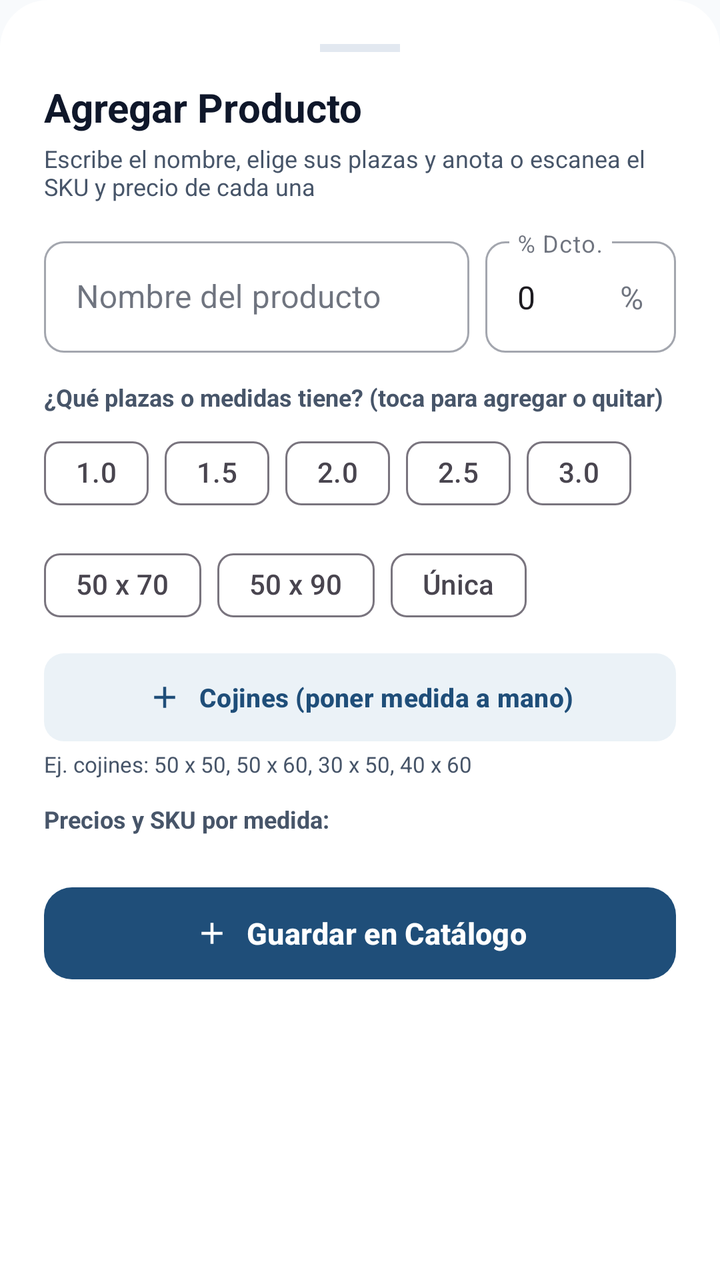
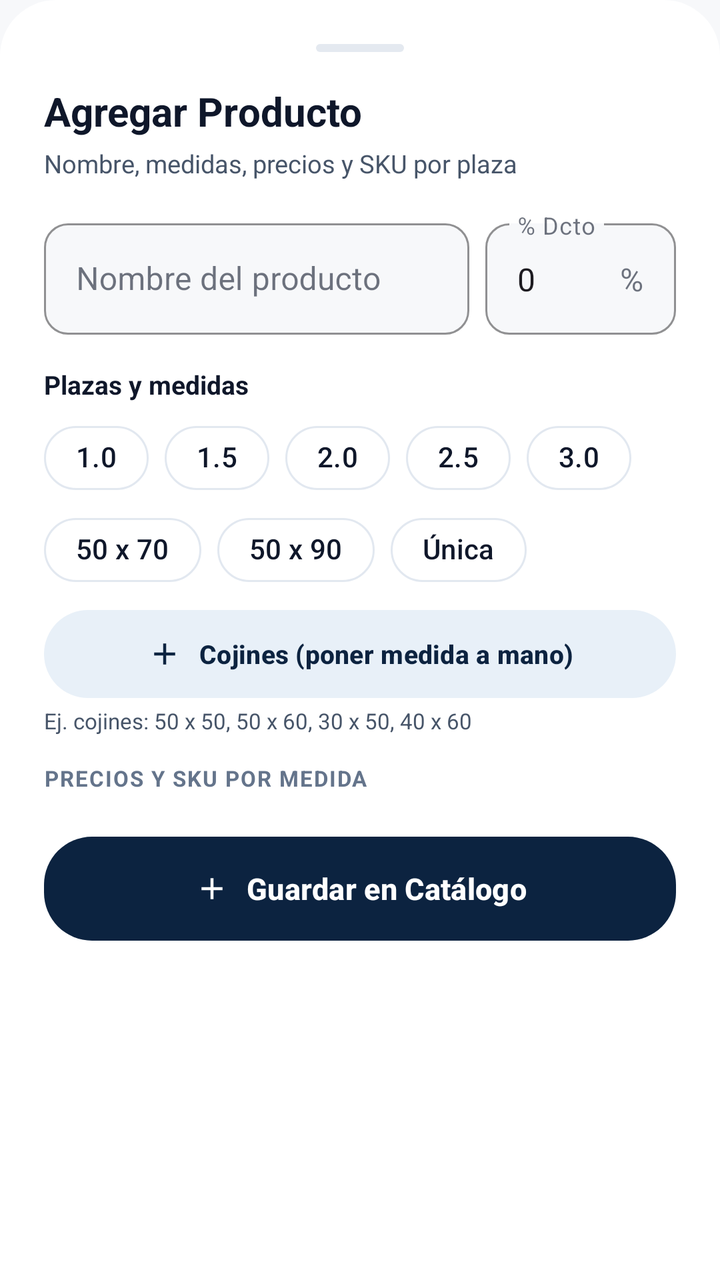

Two renders of the same Android screen: before a commit and after it. Below are the layout's source before the change and the commit's diff.
<!-- AndroidManifest.xml: application theme Theme.Cannon -->
<!-- res/layout/dialog_add_product.xml -->
<?xml version="1.0" encoding="utf-8"?>
<androidx.core.widget.NestedScrollView xmlns:android="http://schemas.android.com/apk/res/android"
    xmlns:app="http://schemas.android.com/apk/res-auto"
    android:layout_width="match_parent"
    android:layout_height="wrap_content"
    android:background="@drawable/bg_bottom_sheet"
    android:fillViewport="true">

    <LinearLayout
        android:layout_width="match_parent"
        android:layout_height="wrap_content"
        android:orientation="vertical"
        android:padding="22dp">

        <View
            android:layout_width="40dp"
            android:layout_height="4dp"
            android:layout_gravity="center_horizontal"
            android:layout_marginBottom="14dp"
            android:background="@color/divider" />

        <TextView
            android:id="@+id/tvDialogTitulo"
            android:layout_width="wrap_content"
            android:layout_height="wrap_content"
            android:text="Agregar Producto"
            android:textColor="@color/text_primary"
            android:textSize="20sp"
            android:textStyle="bold" />

        <TextView
            android:id="@+id/tvDialogSubtitulo"
            android:layout_width="wrap_content"
            android:layout_height="wrap_content"
            android:layout_marginTop="4dp"
            android:layout_marginBottom="14dp"
            android:text="Escribe el nombre, elige sus plazas y anota o escanea el SKU y precio de cada una"
            android:textColor="@color/text_secondary"
            android:textSize="12sp" />

        
        <LinearLayout
            android:layout_width="match_parent"
            android:layout_height="wrap_content"
            android:layout_marginBottom="14dp"
            android:orientation="horizontal">

            <com.google.android.material.textfield.TextInputLayout
                android:id="@+id/tilDialogNombre"
                style="@style/Widget.MaterialComponents.TextInputLayout.OutlinedBox"
                android:layout_width="0dp"
                android:layout_height="wrap_content"
                android:layout_marginEnd="8dp"
                android:layout_weight="1.45"
                android:hint="Nombre del producto"
                app:boxCornerRadiusBottomEnd="10dp"
                app:boxCornerRadiusBottomStart="10dp"
                app:boxCornerRadiusTopEnd="10dp"
                app:boxCornerRadiusTopStart="10dp">

                <com.google.android.material.textfield.TextInputEditText
                    android:id="@+id/etDialogNombre"
                    android:layout_width="match_parent"
                    android:layout_height="wrap_content"
                    android:inputType="textCapWords" />
            </com.google.android.material.textfield.TextInputLayout>

            <com.google.android.material.textfield.TextInputLayout
                android:id="@+id/tilDialogDescuento"
                style="@style/Widget.MaterialComponents.TextInputLayout.OutlinedBox"
                android:layout_width="0dp"
                android:layout_height="wrap_content"
                android:layout_weight="0.65"
                android:hint="% Dcto."
                app:boxCornerRadiusBottomEnd="10dp"
                app:boxCornerRadiusBottomStart="10dp"
                app:boxCornerRadiusTopEnd="10dp"
                app:boxCornerRadiusTopStart="10dp"
                app:suffixText="%">

                <com.google.android.material.textfield.TextInputEditText
                    android:id="@+id/etDialogDescuento"
                    android:layout_width="match_parent"
                    android:layout_height="wrap_content"
                    android:inputType="numberDecimal"
                    android:text="0" />
            </com.google.android.material.textfield.TextInputLayout>
        </LinearLayout>

        
        <TextView
            android:layout_width="wrap_content"
            android:layout_height="wrap_content"
            android:layout_marginBottom="6dp"
            android:text="¿Qué plazas o medidas tiene? (toca para agregar o quitar)"
            android:textColor="@color/text_secondary"
            android:textSize="12sp"
            android:textStyle="bold" />

        <com.google.android.material.chip.ChipGroup
            android:id="@+id/chipGroupPlazasSugeridas"
            android:layout_width="match_parent"
            android:layout_height="wrap_content"
            android:layout_marginBottom="10dp">

            <com.google.android.material.chip.Chip
                android:id="@+id/chipPlaza10"
                style="@style/Widget.Material3.Chip.Filter"
                android:layout_width="wrap_content"
                android:layout_height="wrap_content"
                android:text="1.0" />

            <com.google.android.material.chip.Chip
                android:id="@+id/chipPlaza15"
                style="@style/Widget.Material3.Chip.Filter"
                android:layout_width="wrap_content"
                android:layout_height="wrap_content"
                android:text="1.5" />

            <com.google.android.material.chip.Chip
                android:id="@+id/chipPlaza20"
                style="@style/Widget.Material3.Chip.Filter"
                android:layout_width="wrap_content"
                android:layout_height="wrap_content"
                android:text="2.0" />

            <com.google.android.material.chip.Chip
                android:id="@+id/chipPlaza25"
                style="@style/Widget.Material3.Chip.Filter"
                android:layout_width="wrap_content"
                android:layout_height="wrap_content"
                android:text="2.5" />

            <com.google.android.material.chip.Chip
                android:id="@+id/chipPlaza30"
                style="@style/Widget.Material3.Chip.Filter"
                android:layout_width="wrap_content"
                android:layout_height="wrap_content"
                android:text="3.0" />

            <com.google.android.material.chip.Chip
                android:id="@+id/chipPlaza50x70"
                style="@style/Widget.Material3.Chip.Filter"
                android:layout_width="wrap_content"
                android:layout_height="wrap_content"
                android:text="50 x 70" />

            <com.google.android.material.chip.Chip
                android:id="@+id/chipPlaza50x90"
                style="@style/Widget.Material3.Chip.Filter"
                android:layout_width="wrap_content"
                android:layout_height="wrap_content"
                android:text="50 x 90" />

            <com.google.android.material.chip.Chip
                android:id="@+id/chipPlazaUnica"
                style="@style/Widget.Material3.Chip.Filter"
                android:layout_width="wrap_content"
                android:layout_height="wrap_content"
                android:text="Única" />
        </com.google.android.material.chip.ChipGroup>

        
        <com.google.android.material.button.MaterialButton
            android:id="@+id/btnDialogCojines"
            style="@style/Widget.Material3.Button.TonalButton"
            android:layout_width="match_parent"
            android:layout_height="44dp"
            android:layout_marginBottom="4dp"
            android:insetTop="0dp"
            android:insetBottom="0dp"
            android:text="Cojines (poner medida a mano)"
            android:textColor="@color/cannon_navy"
            android:textSize="13sp"
            android:textStyle="bold"
            app:backgroundTint="@color/cannon_navy_surface"
            app:cornerRadius="10dp"
            app:icon="@drawable/ic_add"
            app:iconGravity="textStart"
            app:iconTint="@color/cannon_navy" />

        <TextView
            android:layout_width="wrap_content"
            android:layout_height="wrap_content"
            android:layout_marginBottom="12dp"
            android:text="Ej. cojines: 50 x 50, 50 x 60, 30 x 50, 40 x 60"
            android:textColor="@color/text_secondary"
            android:textSize="11sp" />

        
        <TextView
            android:layout_width="wrap_content"
            android:layout_height="wrap_content"
            android:layout_marginBottom="8dp"
            android:text="Precios y SKU por medida:"
            android:textColor="@color/text_secondary"
            android:textSize="12sp"
            android:textStyle="bold" />

        <LinearLayout
            android:id="@+id/layoutDialogPlazasContainer"
            android:layout_width="match_parent"
            android:layout_height="wrap_content"
            android:layout_marginBottom="14dp"
            android:orientation="vertical" />

        
        <com.google.android.material.button.MaterialButton
            android:id="@+id/btnDialogGuardar"
            android:layout_width="match_parent"
            android:layout_height="54dp"
            android:text="Guardar en Catálogo"
            android:textColor="@color/white"
            android:textSize="15sp"
            android:textStyle="bold"
            app:backgroundTint="@color/cannon_navy"
            app:cornerRadius="14dp"
            app:icon="@drawable/ic_add"
            app:iconGravity="textStart"
            app:iconTint="@color/white" />

        
        <com.google.android.material.button.MaterialButton
            android:id="@+id/btnDialogEliminar"
            style="@style/Widget.Material3.Button.TextButton"
            android:layout_width="match_parent"
            android:layout_height="wrap_content"
            android:layout_marginTop="8dp"
            android:text="Eliminar este producto del catálogo"
            android:textColor="@color/error"
            android:textSize="14sp"
            android:visibility="gone"
            app:icon="@drawable/ic_delete"
            app:iconGravity="textStart"
            app:iconTint="@color/error" />

    </LinearLayout>
</androidx.core.widget.NestedScrollView>
<!-- resources referenced by this layout -->
<resources>
  <color name="cannon_navy">#1F4E79</color>
  <color name="cannon_navy_surface">#EBF2F7</color>
  <color name="divider">#E2E8F0</color>
  <color name="error">#DC2626</color>
  <color name="text_primary">#0F172A</color>
  <color name="text_secondary">#475569</color>
  <color name="white">#FFFFFF</color>
  <!-- drawable bg_bottom_sheet (drawable) -->
  <?xml version="1.0" encoding="utf-8"?>
  <shape xmlns:android="http://schemas.android.com/apk/res/android"
      android:shape="rectangle">
      <corners
          android:topLeftRadius="24dp"
          android:topRightRadius="24dp" />
      <solid android:color="@color/surface" />
  </shape>
  <!-- drawable ic_add (drawable) -->
  <vector xmlns:android="http://schemas.android.com/apk/res/android"
      android:width="24dp"
      android:height="24dp"
      android:viewportWidth="24"
      android:viewportHeight="24">
    <path
        android:fillColor="@android:color/white"
        android:pathData="M19,13h-6v6h-2v-6H5v-2h6V5h2v6h6V13z"/>
  </vector>
  <!-- drawable ic_delete (drawable) -->
  <vector xmlns:android="http://schemas.android.com/apk/res/android"
      android:width="24dp"
      android:height="24dp"
      android:viewportWidth="24"
      android:viewportHeight="24">
    <path
        android:fillColor="@android:color/white"
        android:pathData="M6,19c0,1.1 0.9,2 2,2h8c1.1,0 2,-0.9 2,-2V7H6v12zM19,4h-3.5l-1,-1h-5l-1,1H5v2h14V4z"/>
  </vector>
  <style name="Theme.Cannon" parent="Theme.Material3.Light.NoActionBar">
          <item name="colorPrimary">@color/cannon_navy</item>
          <item name="colorPrimaryVariant">@color/cannon_navy_dark</item>
          <item name="colorOnPrimary">@color/white</item>
          <item name="colorSecondary">@color/cannon_red</item>
          <item name="colorOnSecondary">@color/white</item>
          <item name="colorSurface">@color/surface</item>
          <item name="colorOnSurface">@color/text_primary</item>
          <item name="android:windowBackground">@color/background</item>
          <item name="android:statusBarColor">@color/cannon_navy_dark</item>
          <item name="android:navigationBarColor">@color/surface</item>
      </style>
  <color name="surface">#FFFFFF</color>
  <color name="cannon_navy_dark">#0E294B</color>
  <color name="cannon_red">#C00000</color>
  <color name="background">#F8FAFC</color>
</resources>

<!-- the commit's change to res/layout/dialog_add_product.xml (unified diff, before → after) -->
@@ -13,11 +13,11 @@
         android:padding="22dp">
 
         <View
-            android:layout_width="40dp"
+            android:layout_width="44dp"
             android:layout_height="4dp"
             android:layout_gravity="center_horizontal"
-            android:layout_marginBottom="14dp"
-            android:background="@color/divider" />
+            android:layout_marginBottom="16dp"
+            android:background="@drawable/bg_sheet_handle" />
 
         <TextView
             android:id="@+id/tvDialogTitulo"
@@ -33,16 +33,16 @@
             android:layout_width="wrap_content"
             android:layout_height="wrap_content"
             android:layout_marginTop="4dp"
-            android:layout_marginBottom="14dp"
-            android:text="Escribe el nombre, elige sus plazas y anota o escanea el SKU y precio de cada una"
+            android:layout_marginBottom="16dp"
+            android:text="Nombre, medidas, precios y SKU por plaza"
             android:textColor="@color/text_secondary"
-            android:textSize="12sp" />
+            android:textSize="12.5sp" />
 
         
         <LinearLayout
             android:layout_width="match_parent"
             android:layout_height="wrap_content"
-            android:layout_marginBottom="14dp"
+            android:layout_marginBottom="16dp"
             android:orientation="horizontal">
 
             <com.google.android.material.textfield.TextInputLayout
@@ -53,10 +53,12 @@
                 android:layout_marginEnd="8dp"
                 android:layout_weight="1.45"
                 android:hint="Nombre del producto"
-                app:boxCornerRadiusBottomEnd="10dp"
-                app:boxCornerRadiusBottomStart="10dp"
-                app:boxCornerRadiusTopEnd="10dp"
-                app:boxCornerRadiusTopStart="10dp">
+                app:boxBackgroundColor="@color/background"
+                app:boxCornerRadiusBottomEnd="12dp"
+                app:boxCornerRadiusBottomStart="12dp"
+                app:boxCornerRadiusTopEnd="12dp"
+                app:boxCornerRadiusTopStart="12dp"
+                app:boxStrokeColor="@color/card_stroke">
 
                 <com.google.android.material.textfield.TextInputEditText
                     android:id="@+id/etDialogNombre"
@@ -71,11 +73,13 @@
                 android:layout_width="0dp"
                 android:layout_height="wrap_content"
                 android:layout_weight="0.65"
-                android:hint="% Dcto."
-                app:boxCornerRadiusBottomEnd="10dp"
-                app:boxCornerRadiusBottomStart="10dp"
-                app:boxCornerRadiusTopEnd="10dp"
-                app:boxCornerRadiusTopStart="10dp"
+                android:hint="% Dcto"
+                app:boxBackgroundColor="@color/background"
+                app:boxCornerRadiusBottomEnd="12dp"
+                app:boxCornerRadiusBottomStart="12dp"
+                app:boxCornerRadiusTopEnd="12dp"
+                app:boxCornerRadiusTopStart="12dp"
+                app:boxStrokeColor="@color/card_stroke"
                 app:suffixText="%">
 
                 <com.google.android.material.textfield.TextInputEditText
@@ -91,70 +95,72 @@
         <TextView
             android:layout_width="wrap_content"
             android:layout_height="wrap_content"
-            android:layout_marginBottom="6dp"
-            android:text="¿Qué plazas o medidas tiene? (toca para agregar o quitar)"
-            android:textColor="@color/text_secondary"
-            android:textSize="12sp"
+            android:layout_marginBottom="8dp"
+            android:text="Plazas y medidas"
+            android:textColor="@color/text_primary"
+            android:textSize="13sp"
             android:textStyle="bold" />
 
         <com.google.android.material.chip.ChipGroup
             android:id="@+id/chipGroupPlazasSugeridas"
             android:layout_width="match_parent"
             android:layout_height="wrap_content"
-            android:layout_marginBottom="10dp">
+            android:layout_marginBottom="10dp"
+            app:chipSpacingHorizontal="8dp"
+            app:chipSpacingVertical="6dp">
 
             <com.google.android.material.chip.Chip
                 android:id="@+id/chipPlaza10"
-                style="@style/Widget.Material3.Chip.Filter"
+                style="@style/Widget.Cannon.Chip.Filter"
                 android:layout_width="wrap_content"
                 android:layout_height="wrap_content"
                 android:text="1.0" />
 
             <com.google.android.material.chip.Chip
                 android:id="@+id/chipPlaza15"
-                style="@style/Widget.Material3.Chip.Filter"
+                style="@style/Widget.Cannon.Chip.Filter"
                 android:layout_width="wrap_content"
                 android:layout_height="wrap_content"
                 android:text="1.5" />
 
             <com.google.android.material.chip.Chip
                 android:id="@+id/chipPlaza20"
-                style="@style/Widget.Material3.Chip.Filter"
+                style="@style/Widget.Cannon.Chip.Filter"
                 android:layout_width="wrap_content"
                 android:layout_height="wrap_content"
                 android:text="2.0" />
 
             <com.google.android.material.chip.Chip
                 android:id="@+id/chipPlaza25"
-                style="@style/Widget.Material3.Chip.Filter"
+                style="@style/Widget.Cannon.Chip.Filter"
                 android:layout_width="wrap_content"
                 android:layout_height="wrap_content"
                 android:text="2.5" />
 
             <com.google.android.material.chip.Chip
                 android:id="@+id/chipPlaza30"
-                style="@style/Widget.Material3.Chip.Filter"
+                style="@style/Widget.Cannon.Chip.Filter"
                 android:layout_width="wrap_content"
                 android:layout_height="wrap_content"
                 android:text="3.0" />
 
             <com.google.android.material.chip.Chip
                 android:id="@+id/chipPlaza50x70"
-                style="@style/Widget.Material3.Chip.Filter"
+                style="@style/Widget.Cannon.Chip.Filter"
                 android:layout_width="wrap_content"
                 android:layout_height="wrap_content"
                 android:text="50 x 70" />
 
             <com.google.android.material.chip.Chip
                 android:id="@+id/chipPlaza50x90"
-                style="@style/Widget.Material3.Chip.Filter"
+                style="@style/Widget.Cannon.Chip.Filter"
                 android:layout_width="wrap_content"
                 android:layout_height="wrap_content"
                 android:text="50 x 90" />
 
             <com.google.android.material.chip.Chip
                 android:id="@+id/chipPlazaUnica"
-                style="@style/Widget.Material3.Chip.Filter"
+                style="@style/Widget.Cannon.Chip.Filter"
                 android:layout_width="wrap_content"
                 android:layout_height="wrap_content"
                 android:text="Única" />
@@ -170,19 +176,19 @@
             android:insetTop="0dp"
             android:insetBottom="0dp"
             android:text="Cojines (poner medida a mano)"
-            android:textColor="@color/cannon_navy"
+            android:textColor="@color/cannon_navy_dark"
             android:textSize="13sp"
             android:textStyle="bold"
             app:backgroundTint="@color/cannon_navy_surface"
-            app:cornerRadius="10dp"
+            app:cornerRadius="22dp"
             app:icon="@drawable/ic_add"
             app:iconGravity="textStart"
-            app:iconTint="@color/cannon_navy" />
-
-        <TextView
-            android:layout_width="wrap_content"
-            android:layout_height="wrap_content"
-            android:layout_marginBottom="12dp"
+            app:iconTint="@color/cannon_navy_dark" />
+
+        <TextView
+            android:layout_width="wrap_content"
+            android:layout_height="wrap_content"
+            android:layout_marginBottom="14dp"
             android:text="Ej. cojines: 50 x 50, 50 x 60, 30 x 50, 40 x 60"
             android:textColor="@color/text_secondary"
             android:textSize="11sp" />
@@ -192,9 +198,10 @@
             android:layout_width="wrap_content"
             android:layout_height="wrap_content"
             android:layout_marginBottom="8dp"
-            android:text="Precios y SKU por medida:"
-            android:textColor="@color/text_secondary"
-            android:textSize="12sp"
+            android:letterSpacing="0.06"
+            android:text="PRECIOS Y SKU POR MEDIDA"
+            android:textColor="@color/text_tertiary"
+            android:textSize="11sp"
             android:textStyle="bold" />
 
         <LinearLayout
@@ -207,14 +214,17 @@
         
         <com.google.android.material.button.MaterialButton
             android:id="@+id/btnDialogGuardar"
-            android:layout_width="match_parent"
-            android:layout_height="54dp"
+            style="@style/Widget.Material3.Button"
+            android:layout_width="match_parent"
+            android:layout_height="52dp"
+            android:insetTop="0dp"
+            android:insetBottom="0dp"
             android:text="Guardar en Catálogo"
             android:textColor="@color/white"
             android:textSize="15sp"
             android:textStyle="bold"
-            app:backgroundTint="@color/cannon_navy"
-            app:cornerRadius="14dp"
+            app:backgroundTint="@color/cannon_navy_dark"
+            app:cornerRadius="24dp"
             app:icon="@drawable/ic_add"
             app:iconGravity="textStart"
             app:iconTint="@color/white" />
<!-- resource entries referenced after the edit -->
@@ -1,20 +1,29 @@
 <!-- resources referenced by this layout -->
 <resources>
   <color name="cannon_navy">#1F4E79</color>
-  <color name="cannon_navy_surface">#EBF2F7</color>
-  <color name="divider">#E2E8F0</color>
+  <color name="cannon_navy_surface">#E8F0F8</color>
+  <color name="card_stroke">#E2E8F0</color>
+  <color name="divider">#E4E9F0</color>
   <color name="error">#DC2626</color>
   <color name="text_primary">#0F172A</color>
   <color name="text_secondary">#475569</color>
+  <color name="text_tertiary">#64748B</color>
   <color name="white">#FFFFFF</color>
   <!-- drawable bg_bottom_sheet (drawable) -->
   <?xml version="1.0" encoding="utf-8"?>
   <shape xmlns:android="http://schemas.android.com/apk/res/android"
       android:shape="rectangle">
       <corners
-          android:topLeftRadius="24dp"
-          android:topRightRadius="24dp" />
+          android:topLeftRadius="28dp"
+          android:topRightRadius="28dp" />
       <solid android:color="@color/surface" />
+  </shape>
+  <!-- drawable bg_sheet_handle (drawable) -->
+  <?xml version="1.0" encoding="utf-8"?>
+  <shape xmlns:android="http://schemas.android.com/apk/res/android"
+      android:shape="rectangle">
+      <corners android:radius="50dp" />
+      <solid android:color="@color/divider" />
   </shape>
   <!-- drawable ic_add (drawable) -->
   <vector xmlns:android="http://schemas.android.com/apk/res/android"
@@ -36,6 +45,15 @@
         android:fillColor="@android:color/white"
         android:pathData="M6,19c0,1.1 0.9,2 2,2h8c1.1,0 2,-0.9 2,-2V7H6v12zM19,4h-3.5l-1,-1h-5l-1,1H5v2h14V4z"/>
   </vector>
+  <style name="Widget.Cannon.Chip.Filter" parent="Widget.Material3.Chip.Filter">
+          <item name="chipBackgroundColor">@color/chip_bg_selector</item>
+          <item name="android:textColor">@color/chip_text_selector</item>
+          <item name="chipStrokeColor">@color/chip_stroke_selector</item>
+          <item name="chipStrokeWidth">1dp</item>
+          <item name="chipCornerRadius">50dp</item>
+          <item name="checkedIconVisible">false</item>
+          <item name="chipMinTouchTargetSize">40dp</item>
+      </style>
   <style name="Theme.Cannon" parent="Theme.Material3.Light.NoActionBar">
           <item name="colorPrimary">@color/cannon_navy</item>
           <item name="colorPrimaryVariant">@color/cannon_navy_dark</item>
@@ -46,11 +64,13 @@
           <item name="colorOnSurface">@color/text_primary</item>
           <item name="android:windowBackground">@color/background</item>
           <item name="android:statusBarColor">@color/cannon_navy_dark</item>
+          <item name="android:windowLightStatusBar">false</item>
           <item name="android:navigationBarColor">@color/surface</item>
+          <item name="android:windowLightNavigationBar" tools:targetApi="27">true</item>
       </style>
   <color name="surface">#FFFFFF</color>
-  <color name="cannon_navy_dark">#0E294B</color>
+  <color name="cannon_navy_dark">#0C2340</color>
   <color name="cannon_red">#C00000</color>
-  <color name="background">#F8FAFC</color>
+  <color name="background">#F7F8FA</color>
 </resources>
 
